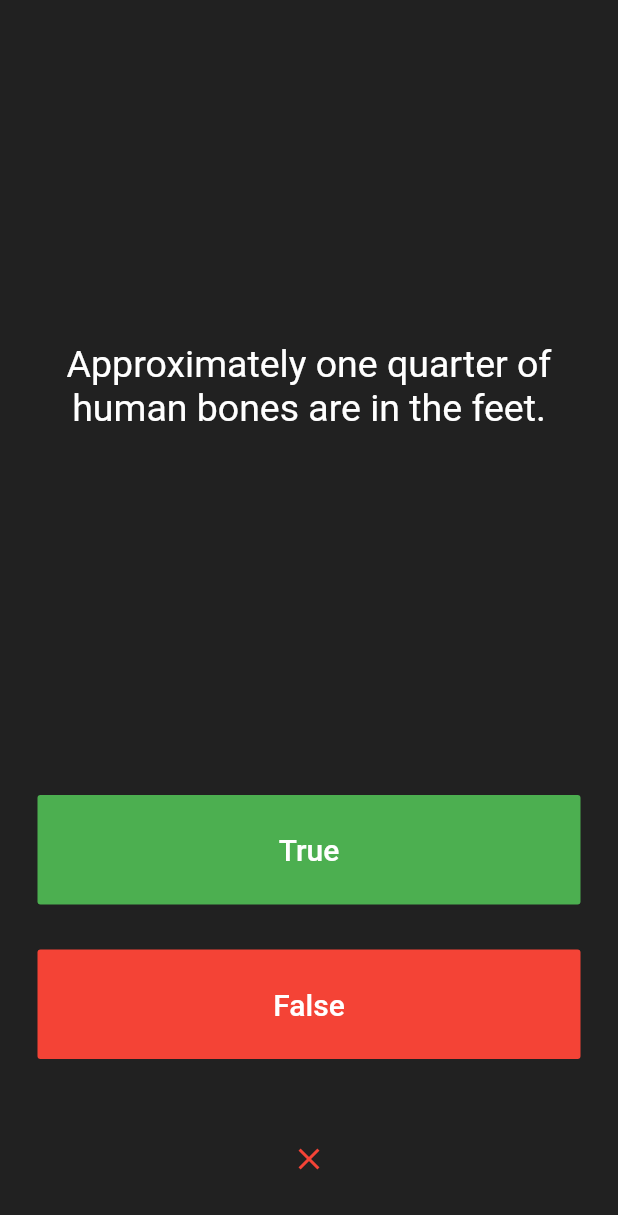
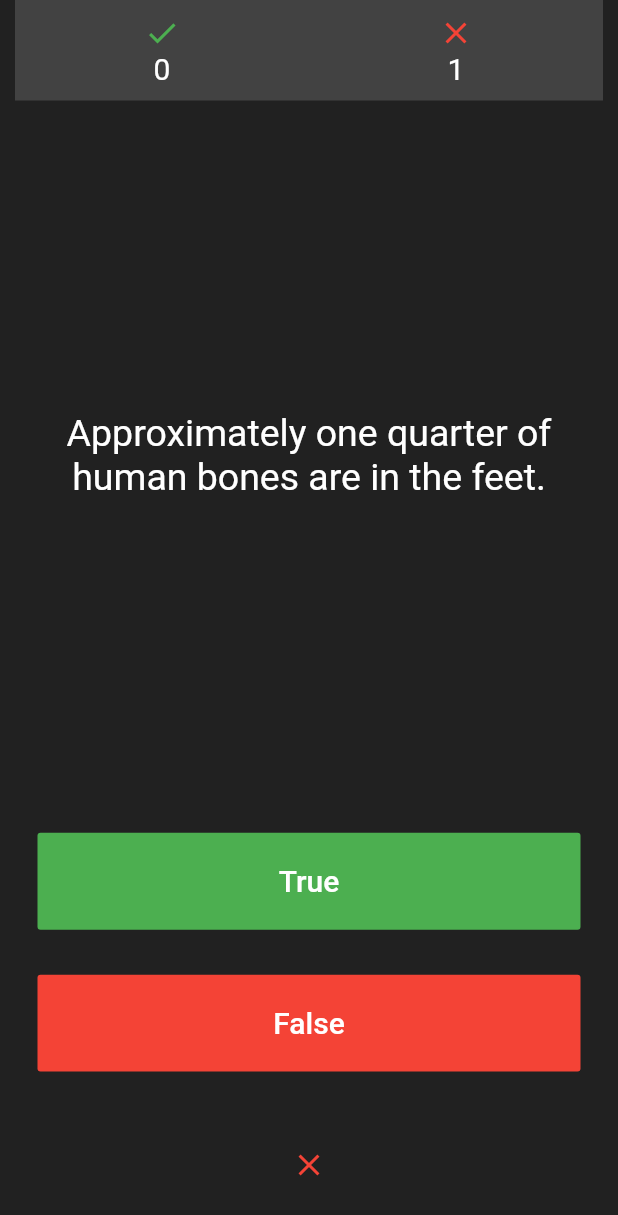
Before and after one commit to theranbrig/flutter-quiz, a Flutter app: the screen it shows after launch, after a tap on "True", on a phone screen of 412 x 824 dp. Shown: the top 1215 px of the screen. Run offline on Flutter 3.47's test engine with Material 2 defaults, Android fonts, the phone set to English and light mode, and no system bars; our stand-ins replace rflutter_alert.

Commit message:
score keeper

```diff
--- a/lib/main.dart
+++ b/lib/main.dart
@@ -1,5 +1,4 @@
 import 'package:flutter/material.dart';
-import 'question.dart';
 import 'quiz_brain.dart';
 import 'package:rflutter_alert/rflutter_alert.dart';
 
@@ -32,16 +31,18 @@ class _QuizPageState extends State<QuizPage> {
 
   QuizBrain quizBrain = QuizBrain();
 
+  int correct = 0;
+  int incorrect = 0;
+
   void checkAnswer(answer) {
     bool correctAnswer = quizBrain.getQuestionAnswer();
-
     setState(() {
       if (quizBrain.isFinished()) {
         Alert(
           context: context,
           type: AlertType.warning,
           title: "GAME OVER",
-          desc: "Click restart to begin again.",
+          desc: "You got $correct right answers. Click restart to begin again.",
           buttons: [
             DialogButton(
               child: Text(
@@ -61,6 +62,8 @@ class _QuizPageState extends State<QuizPage> {
                   scoreKeeper = [];
                 });
                 quizBrain.reset();
+                correct = 0;
+                incorrect = 0;
                 Navigator.pop(context);
               },
               gradient: LinearGradient(colors: [
@@ -73,11 +76,15 @@ class _QuizPageState extends State<QuizPage> {
       } else {
         if (correctAnswer == answer) {
           scoreKeeper.add(Icon(Icons.check, color: Colors.green));
+          quizBrain.addCorrect();
         } else {
           scoreKeeper.add(Icon(Icons.close, color: Colors.red));
+          quizBrain.addWrong();
         }
       }
       quizBrain.nextQuestion();
+      correct = quizBrain.getCorrectAnswers();
+      incorrect = quizBrain.getInorrectAnswers();
     });
   }
 
@@ -87,8 +94,48 @@ class _QuizPageState extends State<QuizPage> {
       mainAxisAlignment: MainAxisAlignment.spaceBetween,
       crossAxisAlignment: CrossAxisAlignment.stretch,
       children: <Widget>[
+        Container(
+          color: Colors.grey[800],
+          padding: EdgeInsets.symmetric(horizontal: 0, vertical: 10),
+          child: Row(
+            mainAxisAlignment: MainAxisAlignment.center,
+            crossAxisAlignment: CrossAxisAlignment.center,
+            children: <Widget>[
+              Expanded(
+                child: Column(
+                  crossAxisAlignment: CrossAxisAlignment.center,
+                  children: <Widget>[
+                    Icon(Icons.check, color: Colors.green),
+                    Text(
+                      '$correct',
+                      style: TextStyle(
+                        fontSize: 20.0,
+                        color: Colors.white,
+                      ),
+                    )
+                  ],
+                ),
+              ),
+              Expanded(
+                child: Column(
+                  crossAxisAlignment: CrossAxisAlignment.center,
+                  children: <Widget>[
+                    Icon(Icons.close, color: Colors.red),
+                    Text(
+                      '$incorrect',
+                      style: TextStyle(
+                        fontSize: 20.0,
+                        color: Colors.white,
+                      ),
+                    )
+                  ],
+                ),
+              ),
+            ],
+          ),
+        ),
         Expanded(
-          flex: 5,
+          flex: 10,
           child: Padding(
             padding: EdgeInsets.all(10.0),
             child: Center(
@@ -104,6 +151,7 @@ class _QuizPageState extends State<QuizPage> {
           ),
         ),
         Expanded(
+          flex: 2,
           child: Padding(
             padding: EdgeInsets.all(15.0),
             child: FlatButton(
@@ -123,6 +171,7 @@ class _QuizPageState extends State<QuizPage> {
           ),
         ),
         Expanded(
+          flex: 2,
           child: Padding(
             padding: EdgeInsets.all(15.0),
             child: FlatButton(
@@ -142,6 +191,7 @@ class _QuizPageState extends State<QuizPage> {
           ),
         ),
         Expanded(
+          flex: 2,
           child: Row(
             mainAxisAlignment: MainAxisAlignment.center,
             children: scoreKeeper,
--- a/lib/quiz_brain.dart
+++ b/lib/quiz_brain.dart
@@ -2,6 +2,10 @@ import 'question.dart';
 
 class QuizBrain {
   int _questionNumber = 0;
+
+  int _correctCount = 0;
+
+  int _incorrectCount = 0;
 
   List<Question> _questions = [
     Question('You can lead a cow down stairs but not up stairs.', false),
@@ -39,18 +43,26 @@ class QuizBrain {
     }
   }
 
+  void addCorrect() {
+    _correctCount++;
+  }
+
+  void addWrong() {
+    _incorrectCount++;
+  }
+
   isFinished() {
     if (_questionNumber == _questions.length - 1) {
-      print(true);
       return true;
     } else {
-      print(false);
       return false;
     }
   }
 
   void reset() {
     _questionNumber = 0;
+    _correctCount = 0;
+    _incorrectCount = 0;
   }
 
   String getQuestionText() {
@@ -60,4 +72,12 @@ class QuizBrain {
   bool getQuestionAnswer() {
     return _questions[_questionNumber].questionAnswer;
   }
+
+  int getCorrectAnswers() {
+    return _correctCount;
+  }
+
+  int getInorrectAnswers() {
+    return _incorrectCount;
+  }
 }
```
